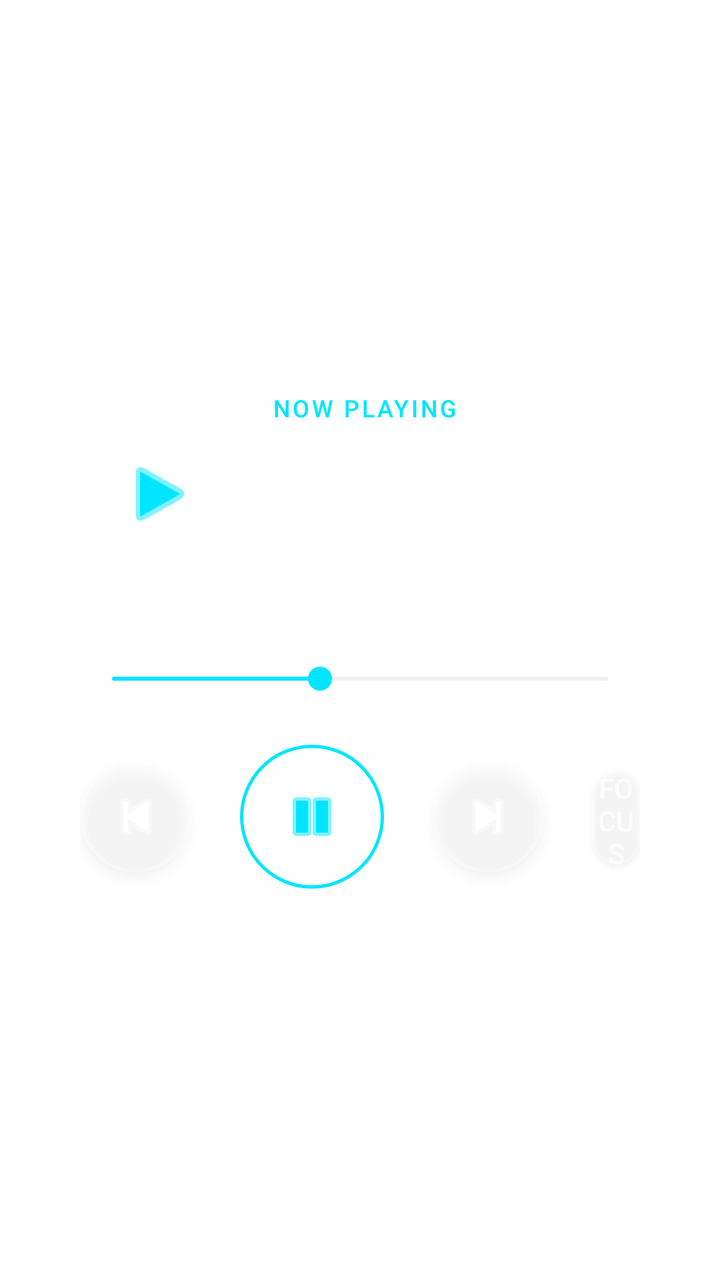
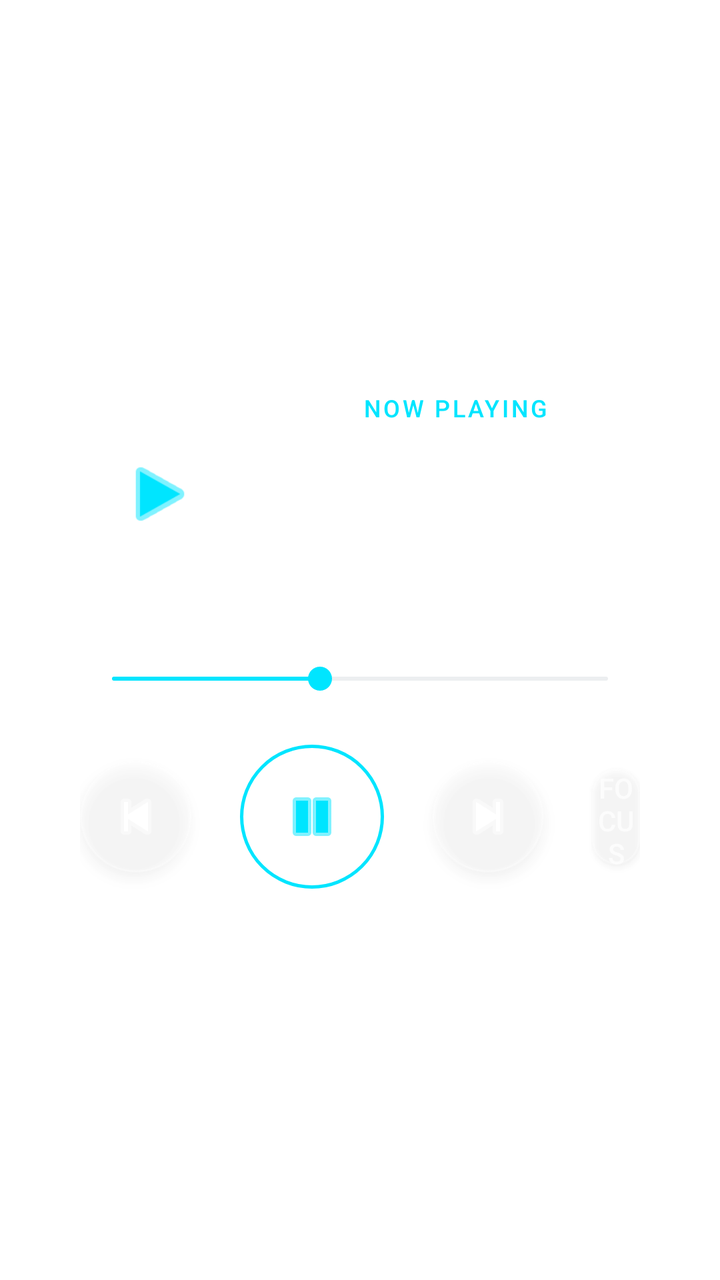

The first picture is an Android layout as it rendered before a commit; the second is the same layout after the commit. The layout source and the unified diff follow.
<!-- AndroidManifest.xml: application theme Theme.MockWidgets -->
<!-- res/layout/mock_media_activity.xml -->
<?xml version="1.0" encoding="utf-8"?>
<FrameLayout xmlns:android="http://schemas.android.com/apk/res/android"
    android:id="@+id/root_view"
    android:layout_width="match_parent"
    android:layout_height="match_parent"
    android:padding="16dp"
    android:background="@android:color/transparent">

    <LinearLayout
        android:layout_width="match_parent"
        android:layout_height="match_parent"
        android:orientation="vertical"
        android:background="@drawable/glass_panel"
        android:padding="24dp"
        android:gravity="center">

        <LinearLayout
            android:layout_width="match_parent"
            android:layout_height="wrap_content"
            android:orientation="horizontal"
            android:gravity="center_vertical"
            android:layout_marginBottom="16dp">
            
            
            <FrameLayout
                android:layout_width="80dp"
                android:layout_height="80dp"
                android:background="@drawable/glass_card_inner"
                android:layout_marginRight="16dp">
                <ImageView
                    android:layout_width="40dp"
                    android:layout_height="40dp"
                    android:layout_gravity="center"
                    android:src="@android:drawable/ic_media_play"
                    android:tint="#00E5FF"/>
            </FrameLayout>

            <LinearLayout
                android:layout_width="0dp"
                android:layout_height="wrap_content"
                android:layout_weight="1"
                android:orientation="vertical">
                <TextView
                    android:id="@+id/media_title"
                    android:layout_width="wrap_content"
                    android:layout_height="wrap_content"
                    android:text="NOW PLAYING"
                    android:textColor="#00E5FF"
                    android:textSize="12sp"
                    android:fontFamily="sans-serif-medium"
                    android:letterSpacing="0.1"/>

                <TextView
                    android:id="@+id/track_name"
                    android:layout_width="wrap_content"
                    android:layout_height="wrap_content"
                    android:text="Starlight Symphony"
                    android:textColor="#FFFFFF"
                    android:textSize="24sp"
                    android:fontFamily="sans-serif-light"
                    android:layout_marginTop="4dp"/>

                <TextView
                    android:id="@+id/artist_name"
                    android:layout_width="wrap_content"
                    android:layout_height="wrap_content"
                    android:text="Nebula Waves"
                    android:textColor="#B3FFFFFF"
                    android:textSize="16sp"
                    android:fontFamily="sans-serif-medium"/>
            </LinearLayout>
        </LinearLayout>

        
        <SeekBar
            android:id="@+id/playback_progress"
            android:layout_width="match_parent"
            android:layout_height="wrap_content"
            android:max="100"
            android:progress="42"
            android:layout_marginTop="16dp"
            android:layout_marginBottom="24dp"
            android:progressTint="#00E5FF"
            android:thumbTint="#00E5FF"/>

        
        <LinearLayout
            android:layout_width="match_parent"
            android:layout_height="wrap_content"
            android:orientation="horizontal"
            android:gravity="center">

            <ImageButton
                android:id="@+id/btn_prev"
                android:layout_width="56dp"
                android:layout_height="56dp"
                android:background="@drawable/glass_button_bg"
                android:src="@android:drawable/ic_media_previous"
                android:tint="#FFFFFF"
                android:elevation="4dp"/>

            <ImageButton
                android:id="@+id/btn_play"
                android:layout_width="72dp"
                android:layout_height="72dp"
                android:background="@drawable/glass_button_active_bg"
                android:src="@android:drawable/ic_media_pause"
                android:tint="#00E5FF"
                android:layout_marginLeft="24dp"
                android:layout_marginRight="24dp"
                android:elevation="8dp"/>

            <ImageButton
                android:id="@+id/btn_next"
                android:layout_width="56dp"
                android:layout_height="56dp"
                android:background="@drawable/glass_button_bg"
                android:src="@android:drawable/ic_media_next"
                android:tint="#FFFFFF"
                android:elevation="4dp"/>
                
            <Button
                android:id="@+id/btn_focus"
                android:layout_width="wrap_content"
                android:layout_height="48dp"
                android:text="Focus"
                android:layout_marginLeft="24dp"
                android:background="@drawable/glass_button_bg"
                android:textColor="#B3FFFFFF"
                android:fontFamily="sans-serif-medium"/>
        </LinearLayout>

    </LinearLayout>
</FrameLayout>
<!-- resources referenced by this layout -->
<resources>
  <!-- drawable glass_button_active_bg (drawable) -->
  <?xml version="1.0" encoding="utf-8"?>
  <shape xmlns:android="http://schemas.android.com/apk/res/android"
      android:shape="rectangle">
      <solid android:color="@color/glass_button_active_bg"/>
      <corners android:radius="100dp"/>
      <stroke android:width="1.5dp" android:color="@color/glass_accent"/>
  </shape>
  <!-- drawable glass_button_bg (drawable) -->
  <?xml version="1.0" encoding="utf-8"?>
  <shape xmlns:android="http://schemas.android.com/apk/res/android"
      android:shape="rectangle">
      <solid android:color="@color/glass_button_bg"/>
      <corners android:radius="100dp"/>
      <stroke android:width="1dp" android:color="@color/glass_panel_border"/>
  </shape>
  <!-- drawable glass_card_inner (drawable) -->
  <?xml version="1.0" encoding="utf-8"?>
  <shape xmlns:android="http://schemas.android.com/apk/res/android"
      android:shape="rectangle">
      <solid android:color="#1AFFFFFF"/>
      <corners android:radius="24dp"/>
      <stroke android:width="1dp" android:color="#1AFFFFFF"/>
  </shape>
  <!-- drawable glass_panel (drawable) -->
  <?xml version="1.0" encoding="utf-8"?>
  <shape xmlns:android="http://schemas.android.com/apk/res/android"
      android:shape="rectangle">
      <solid android:color="@color/glass_panel_bg" />
      <corners android:radius="48dp" />
      <stroke
          android:width="1.5dp"
          android:color="@color/glass_panel_border" />
  </shape>
  <style name="Theme.MockWidgets" parent="@android:style/Theme.DeviceDefault.NoActionBar">
          <item name="android:windowBackground">@android:color/transparent</item>
          <item name="android:windowIsTranslucent">true</item>
          <item name="android:windowNoTitle">true</item>
          <item name="android:backgroundDimEnabled">false</item>
      </style>
  <color name="glass_button_active_bg">#80FFFFFF</color>
  <color name="glass_accent">#00E5FF</color>
  <color name="glass_button_bg">#4DFFFFFF</color>
  <color name="glass_panel_border">#4DFFFFFF</color>
  <color name="glass_panel_bg">#33FFFFFF</color>
</resources>

<!-- the commit's change to res/layout/mock_media_activity.xml (unified diff, before → after) -->
@@ -39,7 +39,8 @@
                 android:layout_width="0dp"
                 android:layout_height="wrap_content"
                 android:layout_weight="1"
-                android:orientation="vertical">
+                android:orientation="vertical"
+                android:gravity="center_horizontal">
                 <TextView
                     android:id="@+id/media_title"
                     android:layout_width="wrap_content"
